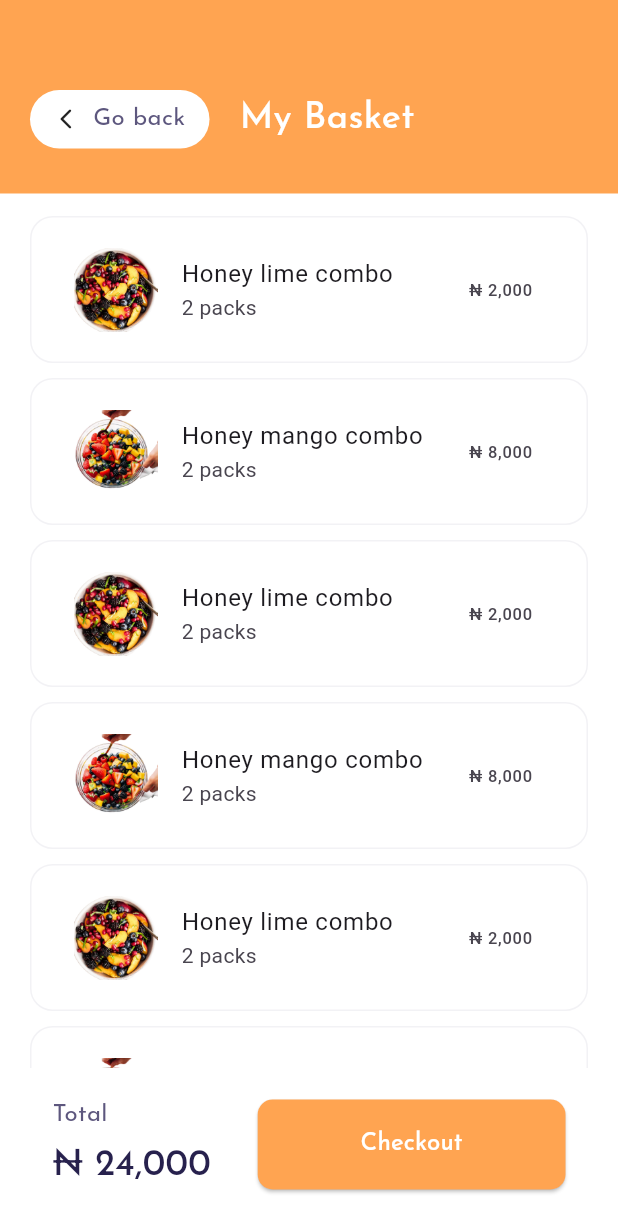
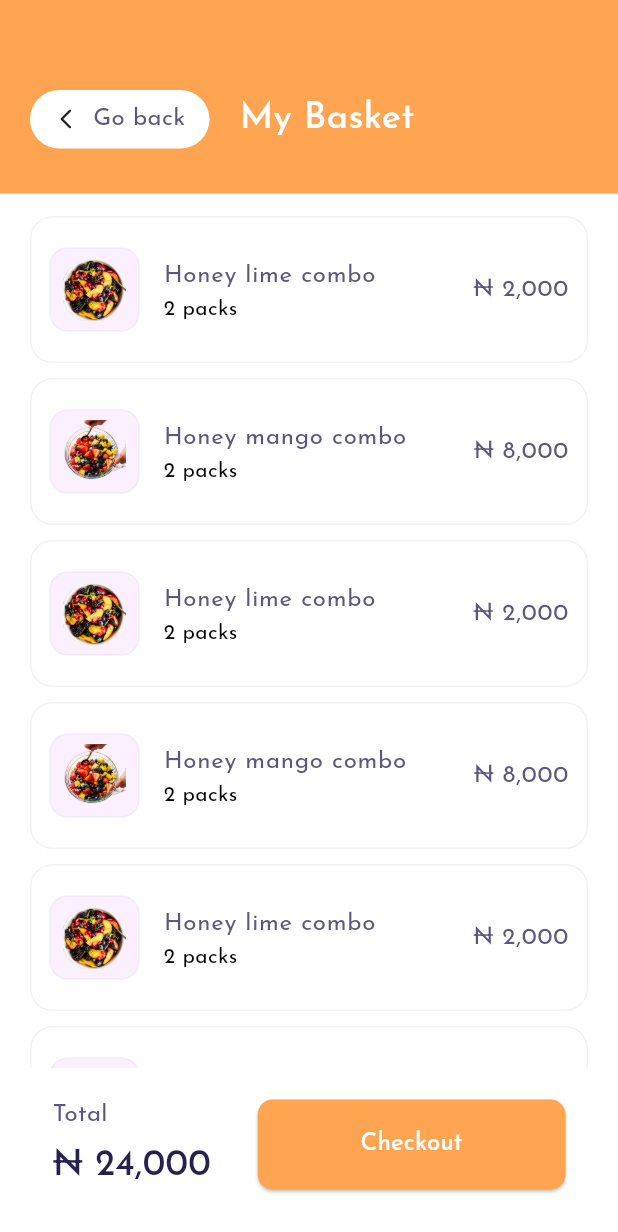
Before and after one commit to oxfaysal/fruit_hub, a Flutter app: the BasketPage screen opened by its route, on a phone screen of 412 x 824 dp. Shown: the top 1232 px of the screen. Run offline on Flutter 3.47's test engine with Material 3 defaults, Android fonts, the phone set to English and light mode, and no system bars; our stand-ins replace google_fonts.

Commit message:
cart page done, and color some change

```diff
--- /dev/null
+++ b/lib/core/color/random_color.dart
@@ -0,0 +1,16 @@
+import 'dart:ui';
+
+const List<Color> cardColors = [
+  Color(0xFFFFF0F0), // light red
+  Color(0xFFF0F8FF), // light blue
+  Color(0xFFF0FFF4), // light green
+  Color(0xFFFFFBF0), // light orange
+  Color(0xFFFAF0FF), // light purple
+  Color(0xFFFFFDF0), // light yellow
+  Color(0xFFF0FFFD), // light teal
+  Color(0xFFFFF0FA), // light pink
+  Color(0xFFF5FFF0), // light lime
+  Color(0xFFF0F4FF), // light indigo
+  Color(0xFFFFF8F0), // light peach
+  Color(0xFFF0FFFB), // light mint
+];
--- a/lib/core/json/recommended_combo.dart
+++ b/lib/core/json/recommended_combo.dart
@@ -3,25 +3,21 @@ List<Map<String, dynamic>> comboItems = [
     "title": "Honey lime combo",
     "image": "assets/images/honey_combo.png",
     "price": "2,000",
-    'color': "0xFFFFFFFF",
   },
   {
     "title": "Honey mango combo",
     "image": "assets/images/mango_combo.png",
     "price": "8,000",
-    'color': "0xFFFFFFFF",
   },
   {
     "title": "Honey lime combo",
     "image": "assets/images/honey_combo.png",
     "price": "2,000",
-    'color': "0xFFFFFFFF",
   },
   {
     "title": "Honey mango combo",
     "image": "assets/images/mango_combo.png",
     "price": "8,000",
-    'color': "0xFFFFFFFF",
   },
 
 
@@ -29,27 +25,21 @@ List<Map<String, dynamic>> comboItems = [
     "title": "Honey lime combo",
     "image": "assets/images/honey_combo.png",
     "price": "2,000",
-    'color': "0xFFFFFFFF",
   },
   {
     "title": "Honey mango combo",
     "image": "assets/images/mango_combo.png",
     "price": "8,000",
-    'color': "0xFFFFFFFF",
   },
-
-
   {
     "title": "Honey lime combo",
     "image": "assets/images/honey_combo.png",
     "price": "2,000",
-    'color': "0xFFFFFFFF",
   },
   {
     "title": "Honey mango combo",
     "image": "assets/images/mango_combo.png",
     "price": "8,000",
-    'color': "0xFFFFFFFF",
   },
 
 
--- a/lib/core/json/tab_items.dart
+++ b/lib/core/json/tab_items.dart
@@ -3,21 +3,18 @@ List<Map<String, dynamic>> tabAllItems = [
     "title": "Quinoa fruit salad",
     "image": "assets/images/fruit_salad.png",
     "price": "10,000",
-    'color': "0xFFFFFAEB",
     'category': 'Hottest',
   },
   {
     "title": "Tropical fruit salad",
     "image": "assets/images/tropical_fruit_salad.png",
     "price": "10,000",
-    'color': "0xFFFEF0F0",
     'category': 'Hottest',
   },
   {
     "title": "Melon fruit salad",
     "image": "assets/images/melon_fruit_salad.png",
     "price": "10,000",
-    'color': "0xFFF1EFF6",
     'category': 'Hottest',
   },
 
@@ -25,21 +22,18 @@ List<Map<String, dynamic>> tabAllItems = [
     "title": "Honey mango combo",
     "image": "assets/images/mango_combo.png",
     "price": "8,000",
-    'color': "0xFFFFFFFF",
     'category': 'Popular',
 
   },{
     "title": "Honey lime combo",
     "image": "assets/images/honey_combo.png",
     "price": "2,000",
-    'color': "0xFFFFFFFF",
     'category': 'New combo',
   },
   {
     "title": "Honey mango combo",
     "image": "assets/images/mango_combo.png",
     "price": "8,000",
-    'color': "0xFFFFFFFF",
     'category': 'Top',
   },
 
--- a/lib/ui/screen/home_page.dart
+++ b/lib/ui/screen/home_page.dart
@@ -78,12 +78,11 @@ class _HomePageState extends State<HomePage> {
                 itemCount: comboItems.length,
                 shrinkWrap: true,
                 itemBuilder: (context, index) {
-                  Color cardColor = Color(int.parse(comboItems[index]['color']));
                   return ItemCard(
                     title: comboItems[index]['title'],
                     image: comboItems[index]['image'],
                     price: comboItems[index]['price'],
-                    bgColors: cardColor,
+                    bgColors: Color(0xFFFFFFFF),
                     onTap: () {
                       Navigator.pushNamed(context, '/product_details');
                     },
@@ -116,12 +115,10 @@ class _HomePageState extends State<HomePage> {
                   itemCount: _filteredItems.length,
                   shrinkWrap: true,
                   itemBuilder: (context, index) {
-                    Color cardColor = Color(int.parse(_filteredItems[index]['color']));
                     return ItemCard(
                       title: _filteredItems[index]['title'],
                       image: _filteredItems[index]['image'],
                       price: _filteredItems[index]['price'],
-                      bgColors: cardColor,
                       onTap: () {
                         Navigator.pushNamed(context, '/product_details');
                       },
--- a/lib/ui/screen/welcome_screen.dart
+++ b/lib/ui/screen/welcome_screen.dart
@@ -11,7 +11,8 @@ class WelcomeScreen extends StatelessWidget {
   Widget build(BuildContext context) {
     return Scaffold(
       backgroundColor: AppColor.whiteColor,
-      body: Column(
+      body: SingleChildScrollView(
+        child: Column(
           children: [
             Container(
               height: 500,
@@ -46,6 +47,7 @@ class WelcomeScreen extends StatelessWidget {
             )
           ],
         ),
+      ),
     );
   }
 }
--- a/lib/ui/widgets/basket_card.dart
+++ b/lib/ui/widgets/basket_card.dart
@@ -1,5 +1,10 @@
+import 'dart:math';
+
 import 'package:flutter/material.dart';
 import 'package:fruithub_ecommerce/core/color/app_color.dart';
+import 'package:fruithub_ecommerce/core/text_style/app_text_style.dart';
+
+import '../../core/color/random_color.dart';
 
 class BasketCard extends StatelessWidget {
   const BasketCard({
@@ -8,6 +13,7 @@ class BasketCard extends StatelessWidget {
     required this.image,
     required this.price,
   });
+
 
   final String title;
   final String image;
@@ -23,10 +29,19 @@ class BasketCard extends StatelessWidget {
       ),
       padding: EdgeInsets.all(12),
       child: ListTile(
-        title: Text(title),
-        subtitle: Text("2 packs"),
-        leading: Image.asset(image),
-        trailing: Text("₦ $price"),
+        contentPadding: EdgeInsets.all(0),
+        title: Text(title, style: AppTextStyle.titleBlack16,),
+        subtitle: Text("2 packs", style: AppTextStyle.titleBlack14,),
+        leading: Container(
+          width: 60,
+          decoration: BoxDecoration(
+            color: cardColors[Random().nextInt(cardColors.length)],
+            borderRadius: BorderRadius.circular(12),
+            image: DecorationImage(image: AssetImage(image), scale: 12),
+            border: Border.all(color: AppColor.subTextColor.withAlpha(12))
+          ),
+        ),
+        trailing: Text("₦ $price", style: AppTextStyle.titleBlack16,),
       ),
     );
   }
--- a/lib/ui/widgets/item_card.dart
+++ b/lib/ui/widgets/item_card.dart
@@ -1,6 +1,9 @@
+import 'dart:math';
+
 import 'package:flutter/material.dart';
 import 'package:fruithub_ecommerce/core/color/app_color.dart';
 
+import '../../core/color/random_color.dart';
 import '../../core/text_style/app_text_style.dart';
 
 class ItemCard extends StatelessWidget {
@@ -26,7 +29,7 @@ class ItemCard extends StatelessWidget {
       child: Container(
         width: 180,
         decoration: BoxDecoration(
-          color: bgColors ?? AppColor.whiteColor,
+          color: bgColors ?? cardColors[Random().nextInt(cardColors.length)],
           borderRadius: BorderRadius.circular(16),
           boxShadow: [
             BoxShadow(
```
Lines whose indentation alone changed are shown as unchanged.
